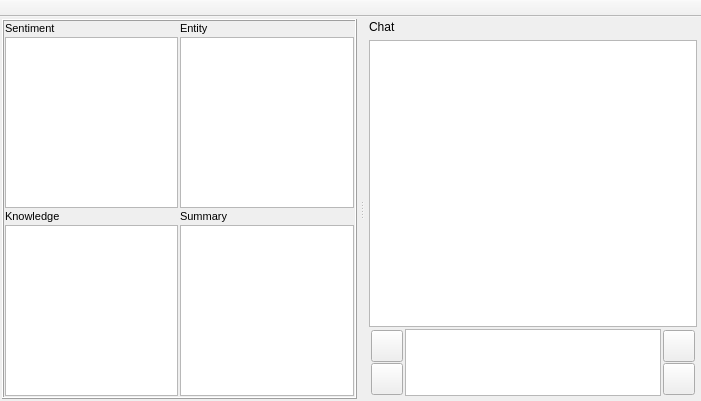
Above: src/gui/omniverse_window.ui from mdb42/omniverse before the change. Below: the same form after it.
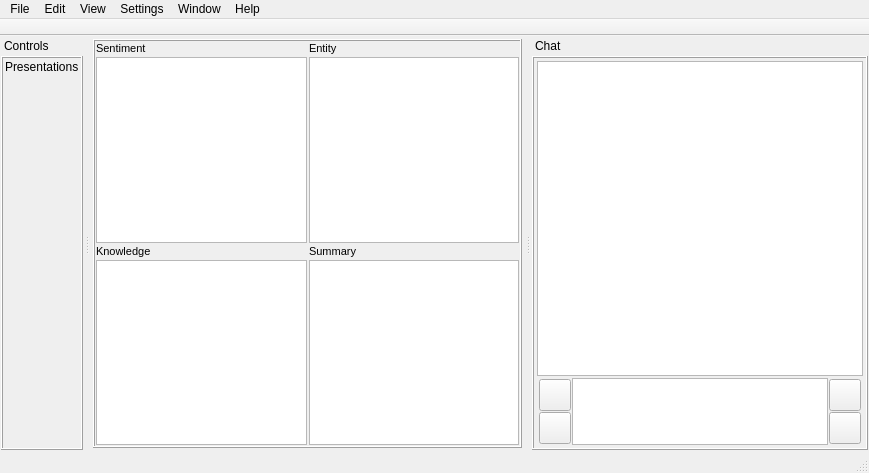
That is the form after the change. The open tabs and pages were chosen to show the change.

Commit message: Art generator, mode selection, namespace changes -Dall-e text-to-image generation. Load a new generated image from the chat interface, draw it to the canvas with the new image tool. -Continued work on gui organization -Enum implementation for dynamic mode creation and selection

```diff
--- a/src/gui/omniverse_window.ui
+++ b/src/gui/omniverse_window.ui
@@ -6,32 +6,53 @@
    <rect>
     <x>0</x>
     <y>0</y>
-    <width>701</width>
-    <height>401</height>
+    <width>869</width>
+    <height>473</height>
    </rect>
   </property>
+  <property name="sizePolicy">
+   <sizepolicy hsizetype="Expanding" vsizetype="Expanding">
+    <horstretch>0</horstretch>
+    <verstretch>0</verstretch>
+   </sizepolicy>
+  </property>
   <property name="windowTitle">
    <string>Omniverse Window</string>
   </property>
   <widget class="QWidget" name="central_widget">
-   <layout class="QGridLayout" name="gridLayout_2">
+   <property name="sizePolicy">
+    <sizepolicy hsizetype="Expanding" vsizetype="Expanding">
+     <horstretch>0</horstretch>
+     <verstretch>0</verstretch>
+    </sizepolicy>
+   </property>
+   <property name="minimumSize">
+    <size>
+     <width>256</width>
+     <height>256</height>
+    </size>
+   </property>
+   <layout class="QGridLayout" name="gridLayout_2" rowstretch="0" columnstretch="0">
+    <property name="sizeConstraint">
+     <enum>QLayout::SetMaximumSize</enum>
+    </property>
     <property name="leftMargin">
-     <number>0</number>
+     <number>1</number>
     </property>
     <property name="topMargin">
-     <number>0</number>
+     <number>1</number>
     </property>
     <property name="rightMargin">
-     <number>0</number>
+     <number>1</number>
     </property>
     <property name="bottomMargin">
-     <number>0</number>
+     <number>1</number>
     </property>
     <property name="spacing">
      <number>0</number>
     </property>
     <item row="0" column="0">
-     <layout class="QGridLayout" name="central_layout">
+     <layout class="QGridLayout" name="central_layout" columnstretch="0" columnminimumwidth="0">
       <property name="leftMargin">
        <number>2</number>
       </property>
@@ -50,8 +71,20 @@
       <property name="verticalSpacing">
        <number>0</number>
       </property>
-      <item row="0" column="0">
+      <item row="1" column="0">
        <widget class="QStackedWidget" name="central_stacked_widget">
+        <property name="sizePolicy">
+         <sizepolicy hsizetype="Preferred" vsizetype="Preferred">
+          <horstretch>1</horstretch>
+          <verstretch>1</verstretch>
+         </sizepolicy>
+        </property>
+        <property name="minimumSize">
+         <size>
+          <width>2</width>
+          <height>2</height>
+         </size>
+        </property>
         <property name="frameShape">
          <enum>QFrame::Box</enum>
         </property>
@@ -61,7 +94,22 @@
         <property name="currentIndex">
          <number>0</number>
         </property>
-        <widget class="QWidget" name="main_grid_widget">
+        <widget class="QWidget" name="presentation_view_widget">
+         <property name="sizePolicy">
+          <sizepolicy hsizetype="Maximum" vsizetype="Maximum">
+           <horstretch>0</horstretch>
+           <verstretch>0</verstretch>
+          </sizepolicy>
+         </property>
+         <layout class="QGridLayout" name="gridLayout_9"/>
+        </widget>
+        <widget class="QWidget" name="canvas_view_widget">
+         <property name="sizePolicy">
+          <sizepolicy hsizetype="Maximum" vsizetype="Maximum">
+           <horstretch>0</horstretch>
+           <verstretch>0</verstretch>
+          </sizepolicy>
+         </property>
          <layout class="QGridLayout" name="gridLayout_5">
           <property name="leftMargin">
            <number>1</number>
@@ -80,7 +128,13 @@
           </property>
          </layout>
         </widget>
-        <widget class="QWidget" name="code_view_widget">
+        <widget class="QWidget" name="blueprint_view_widget">
+         <property name="sizePolicy">
+          <sizepolicy hsizetype="Maximum" vsizetype="Maximum">
+           <horstretch>0</horstretch>
+           <verstretch>0</verstretch>
+          </sizepolicy>
+         </property>
          <layout class="QGridLayout" name="gridLayout_8">
           <property name="leftMargin">
            <number>1</number>
@@ -98,7 +152,7 @@
            <number>1</number>
           </property>
           <item row="0" column="0">
-           <layout class="QGridLayout" name="code_view_layout">
+           <layout class="QGridLayout" name="blueprint_view_layout" rowstretch="0" columnstretch="0,0">
             <property name="leftMargin">
              <number>0</number>
             </property>
@@ -115,7 +169,13 @@
              <number>0</number>
             </property>
             <item row="0" column="1">
-             <widget class="QWidget" name="code_view_vertical_widget" native="true">
+             <widget class="QWidget" name="blueprint_view_vertical_widget" native="true">
+              <property name="sizePolicy">
+               <sizepolicy hsizetype="Expanding" vsizetype="Preferred">
+                <horstretch>0</horstretch>
+                <verstretch>0</verstretch>
+               </sizepolicy>
+              </property>
               <layout class="QVBoxLayout" name="code_view_vertical_layout" stretch="0">
                <property name="spacing">
                 <number>0</number>
@@ -134,7 +194,13 @@
                </property>
                <item>
                 <widget class="QWidget" name="browsers_widget" native="true">
-                 <layout class="QGridLayout" name="code_widget">
+                 <property name="sizePolicy">
+                  <sizepolicy hsizetype="Expanding" vsizetype="Preferred">
+                   <horstretch>0</horstretch>
+                   <verstretch>0</verstretch>
+                  </sizepolicy>
+                 </property>
+                 <layout class="QGridLayout" name="code_widget" rowstretch="0,1,0,1" columnstretch="1,1">
                   <property name="leftMargin">
                    <number>0</number>
                   </property>
@@ -226,7 +292,28 @@
     </item>
    </layout>
   </widget>
-  <widget class="QDockWidget" name="chat_dockable_widget">
+  <widget class="QDockWidget" name="chat_dock_widget">
+   <property name="sizePolicy">
+    <sizepolicy hsizetype="Preferred" vsizetype="Preferred">
+     <horstretch>0</horstretch>
+     <verstretch>0</verstretch>
+    </sizepolicy>
+   </property>
+   <property name="minimumSize">
+    <size>
+     <width>1</width>
+     <height>1</height>
+    </size>
+   </property>
+   <property name="baseSize">
+    <size>
+     <width>146</width>
+     <height>0</height>
+    </size>
+   </property>
+   <property name="floating">
+    <bool>false</bool>
+   </property>
    <property name="features">
     <set>QDockWidget::DockWidgetMovable</set>
    </property>
@@ -239,7 +326,13 @@
    <attribute name="dockWidgetArea">
     <number>2</number>
    </attribute>
-   <widget class="QWidget" name="chat_dockable_widget_layout">
+   <widget class="QWidget" name="chat_dock_widget_layout">
+    <property name="sizePolicy">
+     <sizepolicy hsizetype="Preferred" vsizetype="Preferred">
+      <horstretch>0</horstretch>
+      <verstretch>0</verstretch>
+     </sizepolicy>
+    </property>
     <layout class="QGridLayout" name="gridLayout_3">
      <property name="leftMargin">
       <number>1</number>
@@ -258,10 +351,28 @@
      </property>
      <item row="0" column="0">
       <widget class="QStackedWidget" name="chat_stacked_widget">
+       <property name="sizePolicy">
+        <sizepolicy hsizetype="Preferred" vsizetype="Preferred">
+         <horstretch>0</horstretch>
+         <verstretch>0</verstretch>
+        </sizepolicy>
+       </property>
+       <property name="frameShape">
+        <enum>QFrame::Box</enum>
+       </property>
+       <property name="frameShadow">
+        <enum>QFrame::Raised</enum>
+       </property>
        <property name="currentIndex">
         <number>0</number>
        </property>
        <widget class="QWidget" name="chat_widget">
+        <property name="sizePolicy">
+         <sizepolicy hsizetype="Preferred" vsizetype="Preferred">
+          <horstretch>0</horstretch>
+          <verstretch>0</verstretch>
+         </sizepolicy>
+        </property>
         <layout class="QGridLayout" name="gridLayout_6">
          <property name="leftMargin">
           <number>2</number>
@@ -279,7 +390,7 @@
           <number>2</number>
          </property>
          <item row="0" column="0">
-          <layout class="QGridLayout" name="chat_layout" rowstretch="10,1">
+          <layout class="QGridLayout" name="chat_layout" rowstretch="0,0">
            <property name="leftMargin">
             <number>1</number>
            </property>
@@ -298,7 +409,7 @@
            <item row="1" column="1">
             <layout class="QHBoxLayout" name="chat_input_layout">
              <property name="spacing">
-              <number>1</number>
+              <number>0</number>
              </property>
              <property name="leftMargin">
               <number>1</number>
@@ -310,7 +421,7 @@
               <number>1</number>
              </property>
              <property name="bottomMargin">
-              <number>1</number>
+              <number>0</number>
              </property>
              <item>
               <layout class="QGridLayout" name="chat_input_button_panel_1">
@@ -396,15 +507,21 @@
              <item>
               <widget class="QTextEdit" name="input_text_editor">
                <property name="sizePolicy">
-                <sizepolicy hsizetype="Expanding" vsizetype="Expanding">
+                <sizepolicy hsizetype="Preferred" vsizetype="Ignored">
                  <horstretch>0</horstretch>
-                 <verstretch>1</verstretch>
+                 <verstretch>0</verstretch>
                 </sizepolicy>
                </property>
                <property name="minimumSize">
                 <size>
+                 <width>0</width>
+                 <height>0</height>
+                </size>
+               </property>
+               <property name="baseSize">
+                <size>
                  <width>158</width>
-                 <height>40</height>
+                 <height>0</height>
                 </size>
                </property>
               </widget>
@@ -501,13 +618,19 @@
            <item row="0" column="1">
             <widget class="QTextBrowser" name="response_text_browser">
              <property name="sizePolicy">
-              <sizepolicy hsizetype="Expanding" vsizetype="Expanding">
+              <sizepolicy hsizetype="Preferred" vsizetype="Minimum">
                <horstretch>0</horstretch>
                <verstretch>2</verstretch>
               </sizepolicy>
              </property>
              <property name="minimumSize">
               <size>
+               <width>0</width>
+               <height>0</height>
+              </size>
+             </property>
+             <property name="baseSize">
+              <size>
                <width>100</width>
                <height>100</height>
               </size>
@@ -519,6 +642,12 @@
         </layout>
        </widget>
        <widget class="QWidget" name="page_2">
+        <property name="sizePolicy">
+         <sizepolicy hsizetype="Preferred" vsizetype="Preferred">
+          <horstretch>0</horstretch>
+          <verstretch>0</verstretch>
+         </sizepolicy>
+        </property>
         <layout class="QGridLayout" name="gridLayout">
          <item row="0" column="0">
           <layout class="QVBoxLayout" name="verticalLayout_2"/>
@@ -530,13 +659,323 @@
     </layout>
    </widget>
   </widget>
-  <widget class="QToolBar" name="toolBar">
+  <widget class="QStatusBar" name="status_bar"/>
+  <widget class="QDockWidget" name="control_dock_widget">
+   <property name="sizePolicy">
+    <sizepolicy hsizetype="Fixed" vsizetype="Maximum">
+     <horstretch>1</horstretch>
+     <verstretch>1</verstretch>
+    </sizepolicy>
+   </property>
+   <property name="minimumSize">
+    <size>
+     <width>1</width>
+     <height>1</height>
+    </size>
+   </property>
+   <property name="floating">
+    <bool>false</bool>
+   </property>
+   <property name="features">
+    <set>QDockWidget::DockWidgetMovable</set>
+   </property>
+   <property name="allowedAreas">
+    <set>Qt::LeftDockWidgetArea|Qt::RightDockWidgetArea</set>
+   </property>
+   <property name="windowTitle">
+    <string>Controls</string>
+   </property>
+   <attribute name="dockWidgetArea">
+    <number>1</number>
+   </attribute>
+   <widget class="QWidget" name="control_widget">
+    <layout class="QGridLayout" name="gridLayout_4">
+     <property name="leftMargin">
+      <number>1</number>
+     </property>
+     <property name="topMargin">
+      <number>1</number>
+     </property>
+     <property name="rightMargin">
+      <number>1</number>
+     </property>
+     <property name="bottomMargin">
+      <number>1</number>
+     </property>
+     <property name="spacing">
+      <number>0</number>
+     </property>
+     <item row="0" column="0">
+      <widget class="QStackedWidget" name="control_stacked_widget">
+       <property name="frameShape">
+        <enum>QFrame::Box</enum>
+       </property>
+       <property name="frameShadow">
+        <enum>QFrame::Raised</enum>
+       </property>
+       <property name="currentIndex">
+        <number>0</number>
+       </property>
+       <widget class="QWidget" name="present_control_layout">
+        <layout class="QGridLayout" name="gridLayout_11">
+         <property name="leftMargin">
+          <number>1</number>
+         </property>
+         <property name="topMargin">
+          <number>1</number>
+         </property>
+         <property name="rightMargin">
+          <number>1</number>
+         </property>
+         <property name="bottomMargin">
+          <number>1</number>
+         </property>
+         <property name="spacing">
+          <number>1</number>
+         </property>
+         <item row="0" column="0">
+          <layout class="QVBoxLayout" name="present_control_widget">
+           <property name="spacing">
+            <number>1</number>
+           </property>
+           <property name="leftMargin">
+            <number>1</number>
+           </property>
+           <property name="topMargin">
+            <number>1</number>
+           </property>
+           <property name="rightMargin">
+            <number>1</number>
+           </property>
+           <property name="bottomMargin">
+            <number>1</number>
+           </property>
+           <item>
+            <widget class="QLabel" name="present_control_label">
+             <property name="sizePolicy">
+              <sizepolicy hsizetype="Minimum" vsizetype="Preferred">
+               <horstretch>0</horstretch>
+               <verstretch>0</verstretch>
+              </sizepolicy>
+             </property>
+             <property name="text">
+              <string>Presentations</string>
+             </property>
+            </widget>
+           </item>
+           <item>
+            <spacer name="verticalSpacer_3">
+             <property name="orientation">
+              <enum>Qt::Vertical</enum>
+             </property>
+             <property name="sizeHint" stdset="0">
+              <size>
+               <width>20</width>
+               <height>40</height>
+              </size>
+             </property>
+            </spacer>
+           </item>
+          </layout>
+         </item>
+        </layout>
+       </widget>
+       <widget class="QWidget" name="canvas_control_layout">
+        <layout class="QGridLayout" name="gridLayout_7">
+         <property name="leftMargin">
+          <number>1</number>
+         </property>
+         <property name="topMargin">
+          <number>1</number>
+         </property>
+         <property name="rightMargin">
+          <number>1</number>
+         </property>
+         <property name="bottomMargin">
+          <number>1</number>
+         </property>
+         <property name="spacing">
+          <number>1</number>
+         </property>
+         <item row="0" column="0">
+          <layout class="QVBoxLayout" name="canvas_control_widget">
+           <property name="spacing">
+            <number>1</number>
+           </property>
+           <property name="leftMargin">
+            <number>1</number>
+           </property>
+           <property name="topMargin">
+            <number>1</number>
+           </property>
+           <property name="rightMargin">
+            <number>1</number>
+           </property>
+           <property name="bottomMargin">
+            <number>1</number>
+           </property>
+           <item>
+            <widget class="QLabel" name="canvas_control_label">
+             <property name="sizePolicy">
+              <sizepolicy hsizetype="Minimum" vsizetype="Preferred">
+               <horstretch>0</horstretch>
+               <verstretch>0</verstretch>
+              </sizepolicy>
+             </property>
+             <property name="text">
+              <string>Canvas</string>
+             </property>
+            </widget>
+           </item>
+           <item>
+            <spacer name="verticalSpacer">
+             <property name="orientation">
+              <enum>Qt::Vertical</enum>
+             </property>
+             <property name="sizeHint" stdset="0">
+              <size>
+               <width>20</width>
+               <height>40</height>
+              </size>
+             </property>
+            </spacer>
+           </item>
+          </layout>
+         </item>
+        </layout>
+       </widget>
+       <widget class="QWidget" name="blueprint_control_layout">
+        <layout class="QGridLayout" name="gridLayout_10">
+         <property name="leftMargin">
+          <number>1</number>
+         </property>
+         <property name="topMargin">
+          <number>1</number>
+         </property>
+         <property name="rightMargin">
+          <number>1</number>
+         </property>
+         <property name="bottomMargin">
+          <number>1</number>
+         </property>
+         <property name="spacing">
+          <number>1</number>
+         </property>
+         <item row="0" column="0">
+          <layout class="QVBoxLayout" name="blueprint_control_widget">
+           <property name="spacing">
+            <number>1</number>
+           </property>
+           <property name="leftMargin">
+            <number>1</number>
+           </property>
+           <property name="topMargin">
+            <number>1</number>
+           </property>
+           <property name="rightMargin">
+            <number>1</number>
+           </property>
+           <property name="bottomMargin">
+            <number>1</number>
+           </property>
+           <item>
+            <widget class="QLabel" name="blueprint_control_label">
+             <property name="sizePolicy">
+              <sizepolicy hsizetype="Minimum" vsizetype="Preferred">
+               <horstretch>0</horstretch>
+               <verstretch>0</verstretch>
+              </sizepolicy>
+             </property>
+             <property name="text">
+              <string>Blueprints</string>
+             </property>
+            </widget>
+           </item>
+           <item>
+            <spacer name="verticalSpacer_2">
+             <property name="orientation">
+              <enum>Qt::Vertical</enum>
+             </property>
+             <property name="sizeHint" stdset="0">
+              <size>
+               <width>20</width>
+               <height>40</height>
+              </size>
+             </property>
+            </spacer>
+           </item>
+          </layout>
+         </item>
+        </layout>
+       </widget>
+      </widget>
+     </item>
+    </layout>
+   </widget>
+  </widget>
+  <widget class="QMenuBar" name="menu_bar">
+   <property name="geometry">
+    <rect>
+     <x>0</x>
+     <y>0</y>
+     <width>869</width>
+     <height>21</height>
+    </rect>
+   </property>
+   <widget class="QMenu" name="menuFile">
+    <property name="title">
+     <string>File</string>
+    </property>
+   </widget>
+   <widget class="QMenu" name="menuEdit">
+    <property name="title">
+     <string>Edit</string>
+    </property>
+   </widget>
+   <widget class="QMenu" name="menuView">
+    <property name="title">
+     <string>View</string>
+    </property>
+   </widget>
+   <widget class="QMenu" name="menuSettings">
+    <property name="title">
+     <string>Settings</string>
+    </property>
+   </widget>
+   <widget class="QMenu" name="menuWindow">
+    <property name="title">
+     <string>Window</string>
+    </property>
+   </widget>
+   <widget class="QMenu" name="menuHelp">
+    <property name="title">
+     <string>Help</string>
+    </property>
+    <addaction name="actionAbout"/>
+   </widget>
+   <addaction name="menuFile"/>
+   <addaction name="menuEdit"/>
+   <addaction name="menuView"/>
+   <addaction name="menuSettings"/>
+   <addaction name="menuWindow"/>
+   <addaction name="menuHelp"/>
+  </widget>
+  <widget class="QToolBar" name="tool_bar">
+   <property name="sizePolicy">
+    <sizepolicy hsizetype="Fixed" vsizetype="Fixed">
+     <horstretch>0</horstretch>
+     <verstretch>0</verstretch>
+    </sizepolicy>
+   </property>
    <property name="windowTitle">
     <string>toolBar</string>
    </property>
    <property name="movable">
     <bool>false</bool>
    </property>
+   <property name="floatable">
+    <bool>false</bool>
+   </property>
    <attribute name="toolBarArea">
     <enum>TopToolBarArea</enum>
    </attribute>
@@ -564,6 +1003,11 @@
     <string>Save as...</string>
    </property>
   </action>
+  <action name="actionAbout">
+   <property name="text">
+    <string>About</string>
+   </property>
+  </action>
  </widget>
  <resources/>
  <connections/>
```
The commit also changes 47 other files.
